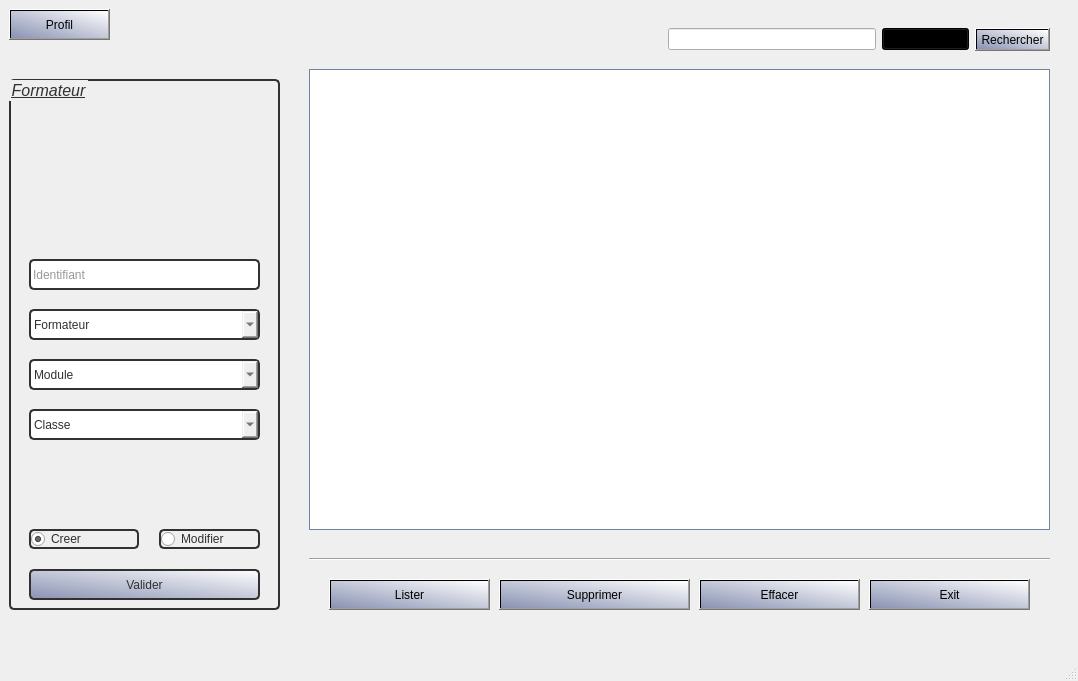
The window that gestionformateur.ui (chafaatoumk/gestion-notes-Qt) describes before a commit, drawn with Qt 5.
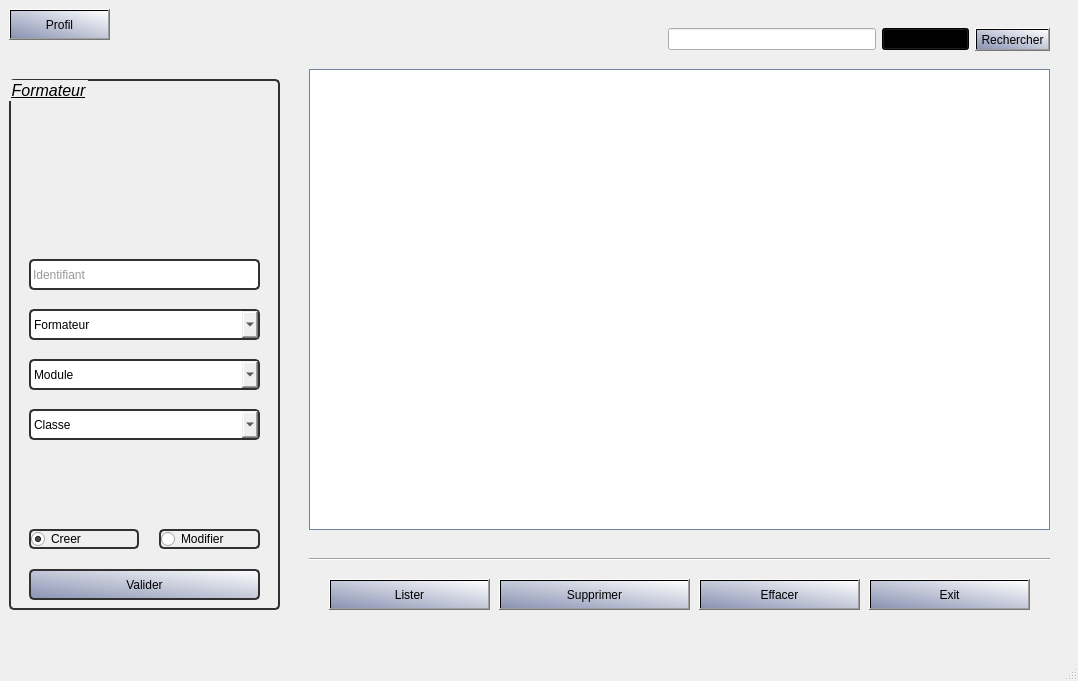
The same window after the commit.

What changed in the file:
```diff
--- a/gestionformateur.ui
+++ b/gestionformateur.ui
@@ -163,9 +163,7 @@
      </property>
      <property name="styleSheet">
       <string notr="true">border-radius: 5px;
-background-color: rgba(255, 255, 255, .0);
-border: 2px solid rgb(49, 49, 49);
-color: rgb(49, 49, 49);</string>
+border: 2px solid rgb(49, 49, 49);</string>
      </property>
      <property name="title">
       <string>Formateur</string>
@@ -201,6 +199,9 @@
         <height>31</height>
        </rect>
       </property>
+      <property name="styleSheet">
+       <string notr="true"/>
+      </property>
       <property name="currentIndex">
        <number>0</number>
       </property>
@@ -267,6 +268,9 @@
         <height>31</height>
        </rect>
       </property>
+      <property name="styleSheet">
+       <string notr="true"/>
+      </property>
       <property name="currentIndex">
        <number>0</number>
       </property>
@@ -288,6 +292,9 @@
         <height>31</height>
        </rect>
       </property>
+      <property name="styleSheet">
+       <string notr="true"/>
+      </property>
       <property name="currentIndex">
        <number>0</number>
       </property>
```
